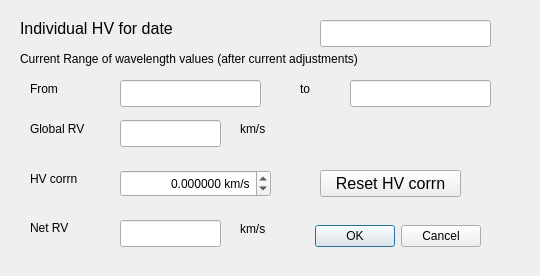
Old version of the form Numpy/Sdadmin/xindhvdlg.ui in the repository JohnMCollins/python-astro-progs.
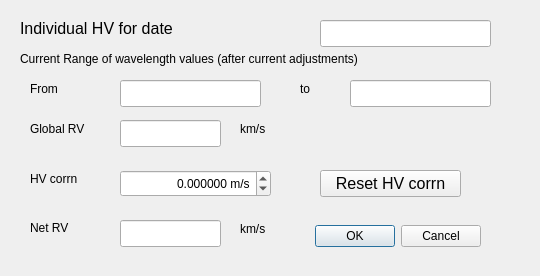
New version of the form.

The edit to the form file:
```diff
--- a/Numpy/Sdadmin/xindhvdlg.ui
+++ b/Numpy/Sdadmin/xindhvdlg.ui
@@ -58,7 +58,7 @@
     <set>Qt::AlignRight|Qt::AlignTrailing|Qt::AlignVCenter</set>
    </property>
    <property name="suffix">
-    <string> km/s</string>
+    <string> m/s</string>
    </property>
    <property name="decimals">
     <number>6</number>
```
Left out of the diff: 2 changed lines with no effect on the pictures.
